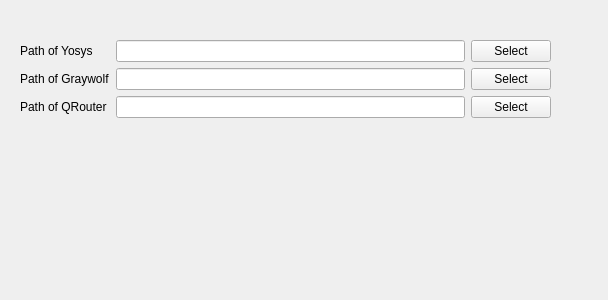
Old version of the form settings.ui in the repository libresilicon/qtflow.
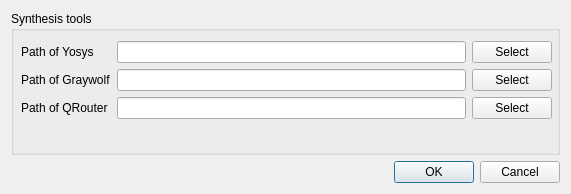
New version of the form.

What changed in the file:
```diff
--- a/settings.ui
+++ b/settings.ui
@@ -6,20 +6,26 @@
    <rect>
     <x>0</x>
     <y>0</y>
-    <width>608</width>
-    <height>300</height>
+    <width>571</width>
+    <height>194</height>
    </rect>
   </property>
   <property name="windowTitle">
    <string>Form</string>
   </property>
+  <layout class="QGridLayout" name="gridLayout">
+   <item row="0" column="0">
+    <widget class="QGroupBox" name="groupBox">
+     <property name="title">
+      <string>Synthesis tools</string>
+     </property>
   <widget class="QWidget" name="formLayoutWidget">
    <property name="geometry">
     <rect>
-     <x>20</x>
-     <y>40</y>
+        <x>10</x>
+        <y>30</y>
      <width>531</width>
-     <height>119</height>
+        <height>101</height>
     </rect>
    </property>
    <layout class="QFormLayout" name="formLayout">
@@ -88,6 +94,16 @@
     </item>
    </layout>
   </widget>
+    </widget>
+   </item>
+   <item row="1" column="0">
+    <widget class="QDialogButtonBox" name="buttonBox">
+     <property name="standardButtons">
+      <set>QDialogButtonBox::Cancel|QDialogButtonBox::Ok</set>
+     </property>
+    </widget>
+   </item>
+  </layout>
  </widget>
  <resources/>
  <connections/>
```
Lines whose indentation alone changed are shown as unchanged.
